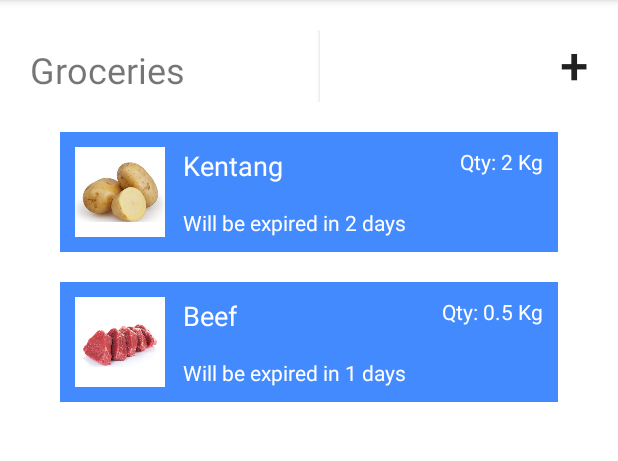
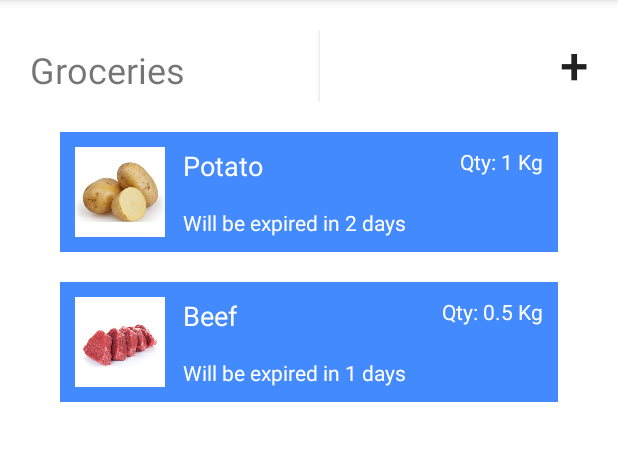
Before and after one commit to iklilnur/Rafodia, an Android app: the FilledGroceries screen opened directly, with no data from a screen before it, on a phone screen of 412 x 824 dp, the part 84-545 px from its top. Run offline under Robolectric (Android 15) with nearby library versions, the light colour scheme and no system bars.

```diff
--- a/app/src/main/res/values/strings.xml
+++ b/app/src/main/res/values/strings.xml
@@ -14,9 +14,9 @@
     <!-- Empty Groceries String -->
     <string name="empty_groceries_content">Your groceries is empty. Tap the + button to add an item.</string>
     <!-- Filled Groceries String -->
-    <string name="item2_name">Kentang</string>
+    <string name="item2_name">Potato</string>
     <string name="item2_expire">Will be expired in 2 days</string>
-    <string name="item2_qty">Qty: 2 Kg</string>
+    <string name="item2_qty">Qty: 1 Kg</string>
     <string name="item1_name">Beef</string>
     <string name="item1_expire">Will be expired in 1 days</string>
     <string name="item1_qty">Qty: 0.5 Kg</string>
```
